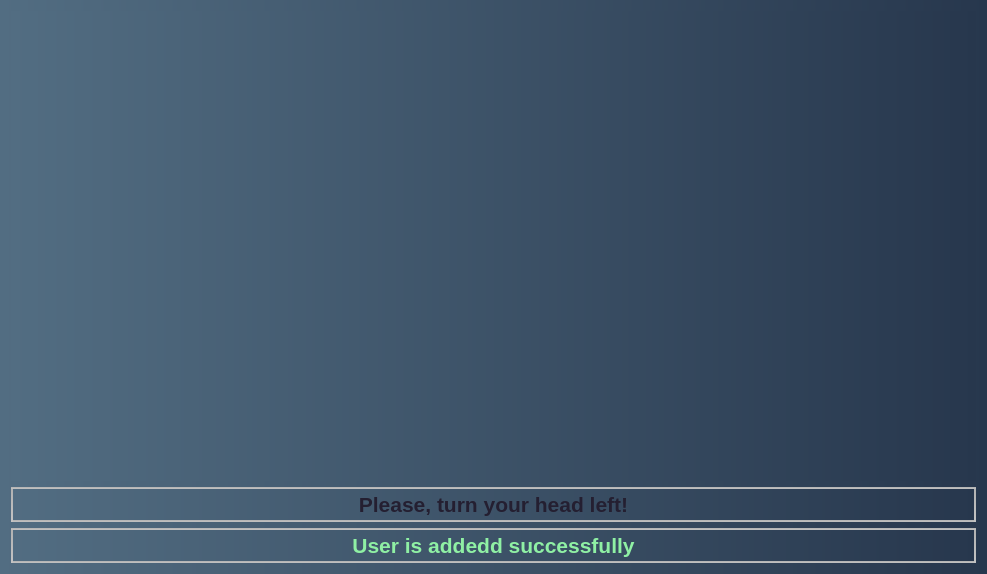
Old version of the form UI_Python/adduser_authentication.ui in the repository AhmedDesoky14/infotainment-system.
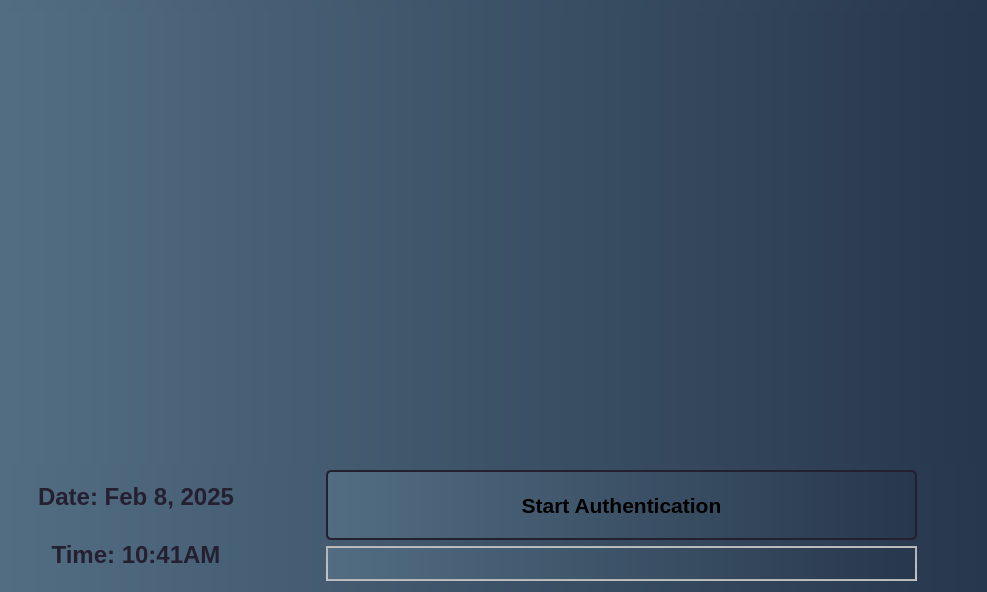
New version of the form.

Commit message: edit auth screen and adding its class

Diff of the .ui file:
```diff
--- a/UI_Python/adduser_authentication.ui
+++ b/UI_Python/adduser_authentication.ui
@@ -7,7 +7,7 @@
     <x>0</x>
     <y>0</y>
     <width>987</width>
-    <height>574</height>
+    <height>592</height>
    </rect>
   </property>
   <property name="windowTitle">
@@ -16,11 +16,9 @@
   <property name="styleSheet">
    <string notr="true">background-color: qlineargradient(spread:pad, x1:0, y1:0, x2:1, y2:0, stop:0 rgba(82, 109, 130, 1), stop:1 rgba(39, 55, 77, 1));</string>
   </property>
-  <layout class="QGridLayout" name="gridLayout">
-   <item row="0" column="0">
-    <layout class="QVBoxLayout" name="verticalLayout" stretch="10,1,1">
+  <layout class="QVBoxLayout" name="verticalLayout_3" stretch="10,1">
      <item>
-      <widget class="QLabel" name="authentication_camera_label">
+    <widget class="QLabel" name="auth_camera_label">
        <property name="sizePolicy">
         <sizepolicy hsizetype="Preferred" vsizetype="Preferred">
          <horstretch>0</horstretch>
@@ -57,46 +55,221 @@
       </widget>
      </item>
      <item>
-      <widget class="QLabel" name="instructions_label">
+    <layout class="QHBoxLayout" name="horizontalLayout_4" stretch="1,5">
+     <item>
+      <layout class="QHBoxLayout" name="horizontalLayout_3" stretch="5,1,5">
+       <item>
+        <spacer name="horizontalSpacer_5">
+         <property name="orientation">
+          <enum>Qt::Horizontal</enum>
+         </property>
+         <property name="sizeHint" stdset="0">
+          <size>
+           <width>40</width>
+           <height>20</height>
+          </size>
+         </property>
+        </spacer>
+       </item>
+       <item>
+        <layout class="QVBoxLayout" name="verticalLayout" stretch="1,1">
+         <property name="spacing">
+          <number>5</number>
+         </property>
+         <item>
+          <widget class="QLabel" name="date_label">
+           <property name="sizePolicy">
+            <sizepolicy hsizetype="Preferred" vsizetype="Preferred">
+             <horstretch>0</horstretch>
+             <verstretch>0</verstretch>
+            </sizepolicy>
+           </property>
        <property name="minimumSize">
         <size>
-         <width>0</width>
-         <height>35</height>
+             <width>250</width>
+             <height>25</height>
         </size>
        </property>
        <property name="maximumSize">
         <size>
          <width>16777215</width>
-         <height>35</height>
-        </size>
-       </property>
+             <height>16777215</height>
+            </size>
+           </property>
+           <property name="baseSize">
+            <size>
+             <width>470</width>
+             <height>50</height>
+            </size>
+           </property>
        <property name="font">
         <font>
-         <pointsize>16</pointsize>
+             <pointsize>18</pointsize>
          <weight>75</weight>
          <bold>true</bold>
         </font>
        </property>
        <property name="styleSheet">
-        <string notr="true">QLabel
-{
-	color:2px solid qlineargradient(x1:0, y1:0, x2:0, y2:1, stop:0 #B1B1B1, stop:1 #c4c4c4) ;
-	border:2px solid qlineargradient(x1:0, y1:0, x2:0, y2:1, stop:0 #B1B1B1, stop:1 #c4c4c4) ;
+            <string notr="true">background: transparent;
+color: rgb(36, 31, 49);</string>
+           </property>
+           <property name="frameShape">
+            <enum>QFrame::NoFrame</enum>
+           </property>
+           <property name="text">
+            <string>Date: Feb 8, 2025</string>
+           </property>
+           <property name="alignment">
+            <set>Qt::AlignCenter</set>
+           </property>
+          </widget>
+         </item>
+         <item>
+          <widget class="QLabel" name="time_label">
+           <property name="sizePolicy">
+            <sizepolicy hsizetype="Preferred" vsizetype="Preferred">
+             <horstretch>0</horstretch>
+             <verstretch>0</verstretch>
+            </sizepolicy>
+           </property>
+           <property name="minimumSize">
+            <size>
+             <width>250</width>
+             <height>25</height>
+            </size>
+           </property>
+           <property name="maximumSize">
+            <size>
+             <width>16777215</width>
+             <height>16777215</height>
+            </size>
+           </property>
+           <property name="baseSize">
+            <size>
+             <width>470</width>
+             <height>50</height>
+            </size>
+           </property>
+           <property name="font">
+            <font>
+             <pointsize>18</pointsize>
+             <weight>75</weight>
+             <bold>true</bold>
+            </font>
+           </property>
+           <property name="styleSheet">
+            <string notr="true">background: transparent;
 color: rgb(36, 31, 49);
+</string>
+           </property>
+           <property name="frameShape">
+            <enum>QFrame::NoFrame</enum>
+           </property>
+           <property name="text">
+            <string>Time: 10:41AM</string>
+           </property>
+           <property name="alignment">
+            <set>Qt::AlignCenter</set>
+           </property>
+          </widget>
+         </item>
+        </layout>
+       </item>
+       <item>
+        <spacer name="horizontalSpacer_6">
+         <property name="orientation">
+          <enum>Qt::Horizontal</enum>
+         </property>
+         <property name="sizeHint" stdset="0">
+          <size>
+           <width>40</width>
+           <height>20</height>
+          </size>
+         </property>
+        </spacer>
+       </item>
+      </layout>
+     </item>
+     <item>
+      <layout class="QVBoxLayout" name="verticalLayout_2" stretch="3,1">
+       <item>
+        <layout class="QHBoxLayout" name="horizontalLayout" stretch="1,10,1">
+         <item>
+          <spacer name="horizontalSpacer_2">
+           <property name="orientation">
+            <enum>Qt::Horizontal</enum>
+           </property>
+           <property name="sizeHint" stdset="0">
+            <size>
+             <width>40</width>
+             <height>20</height>
+            </size>
+           </property>
+          </spacer>
+         </item>
+         <item>
+          <widget class="QPushButton" name="auth_button">
+           <property name="minimumSize">
+            <size>
+             <width>0</width>
+             <height>70</height>
+            </size>
+           </property>
+           <property name="font">
+            <font>
+             <pointsize>16</pointsize>
+             <weight>75</weight>
+             <bold>true</bold>
+            </font>
+           </property>
+           <property name="styleSheet">
+            <string notr="true">QPushButton {
+    border-radius: 5px;  /* Makes the button rounded */
+    padding: 10px;
+border: 2px solid #241f31;
+}
 
-}
-</string>
+QPushButton:pressed {
+background-color: #E9EFF4;
+}</string>
        </property>
        <property name="text">
-        <string>Please, turn your head left!</string>
-       </property>
-       <property name="alignment">
-        <set>Qt::AlignCenter</set>
+            <string>Start Authentication</string>
        </property>
       </widget>
      </item>
      <item>
-      <widget class="QLabel" name="result_label">
+          <spacer name="horizontalSpacer">
+           <property name="orientation">
+            <enum>Qt::Horizontal</enum>
+           </property>
+           <property name="sizeHint" stdset="0">
+            <size>
+             <width>40</width>
+             <height>20</height>
+            </size>
+           </property>
+          </spacer>
+         </item>
+        </layout>
+       </item>
+       <item>
+        <layout class="QHBoxLayout" name="horizontalLayout_2" stretch="1,10,1">
+         <item>
+          <spacer name="horizontalSpacer_4">
+           <property name="orientation">
+            <enum>Qt::Horizontal</enum>
+           </property>
+           <property name="sizeHint" stdset="0">
+            <size>
+             <width>40</width>
+             <height>20</height>
+            </size>
+           </property>
+          </spacer>
+         </item>
+         <item>
+          <widget class="QLabel" name="auth_text_label">
        <property name="minimumSize">
         <size>
          <width>0</width>
@@ -121,17 +294,33 @@
 {
 	color:2px solid qlineargradient(x1:0, y1:0, x2:0, y2:1, stop:0 #B1B1B1, stop:1 #c4c4c4) ;
 	border:2px solid qlineargradient(x1:0, y1:0, x2:0, y2:1, stop:0 #B1B1B1, stop:1 #c4c4c4) ;
-color: rgb(143, 240, 164);
 }
 </string>
        </property>
        <property name="text">
-        <string>User is addedd successfully</string>
+            <string/>
        </property>
        <property name="alignment">
         <set>Qt::AlignCenter</set>
        </property>
       </widget>
+         </item>
+         <item>
+          <spacer name="horizontalSpacer_3">
+           <property name="orientation">
+            <enum>Qt::Horizontal</enum>
+           </property>
+           <property name="sizeHint" stdset="0">
+            <size>
+             <width>40</width>
+             <height>20</height>
+            </size>
+           </property>
+          </spacer>
+         </item>
+        </layout>
+       </item>
+      </layout>
      </item>
     </layout>
    </item>
```
Lines whose indentation alone changed are shown as unchanged. The commit also changes 5 other files.
